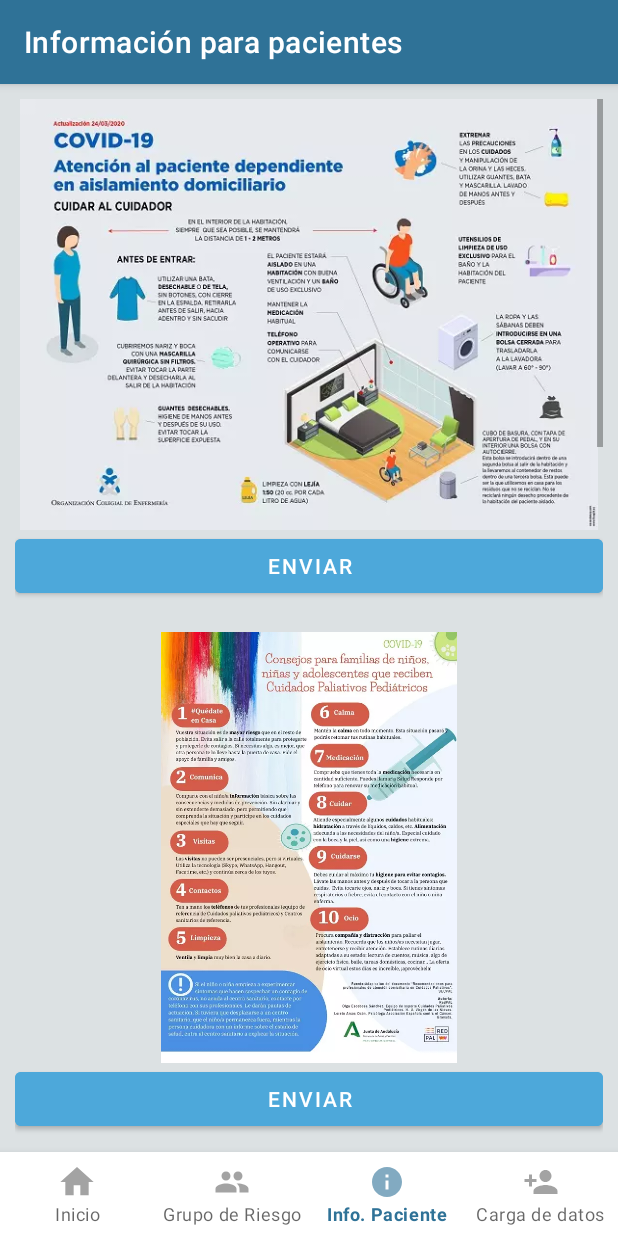
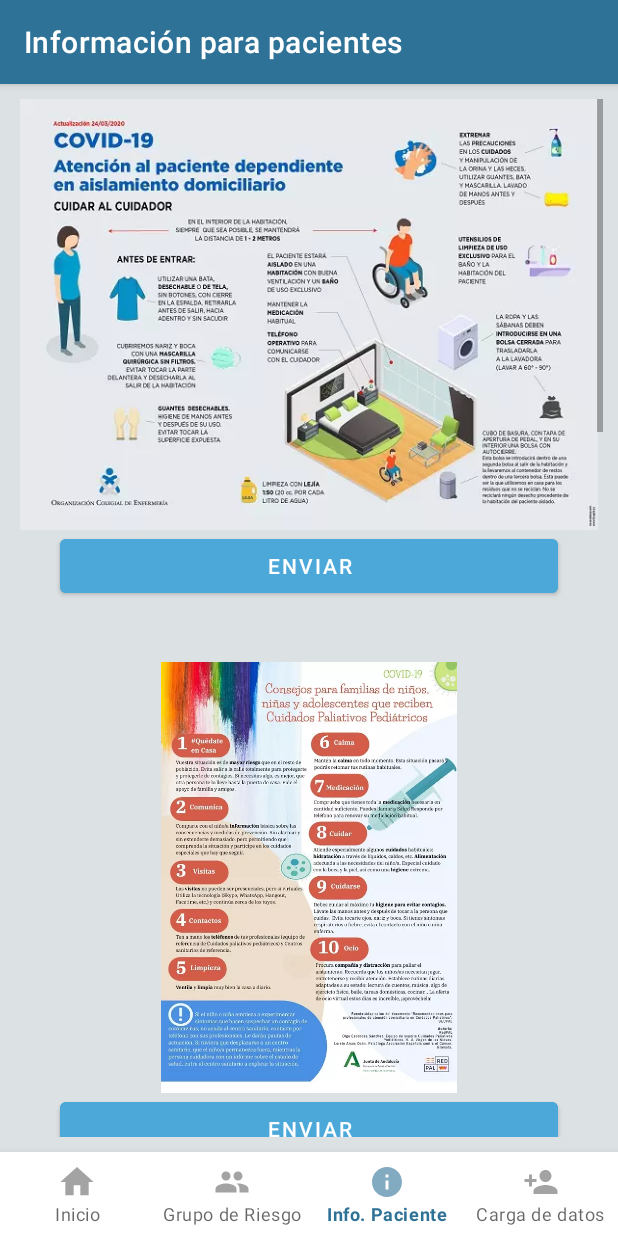
Before and after one commit to welopez/TP-Final-PPC-2021, an Android app: the Screen3Activity screen opened directly, with no data from a screen before it, on a phone screen of 412 x 824 dp. Run offline under Robolectric (Android 15) with nearby library versions, the phone set to English and light mode, and no system bars; network calls fail.

Commit message:
Correciones en la vista de info (activity3)

```diff
--- a/app/src/main/java/com/example/ppc_tp_final_lopez/Screen4Activity.java
+++ b/app/src/main/java/com/example/ppc_tp_final_lopez/Screen4Activity.java
@@ -21,7 +21,6 @@ public class Screen4Activity extends AppCompatActivity {
     private EditText ed3;
     private RadioButton rad1;
     private RadioButton rad2;
-    private Boolean selected_radiob;
     private BottomNavigationView bottomNavigationView;
 
     Context context = this;
@@ -61,12 +60,6 @@ public class Screen4Activity extends AppCompatActivity {
     public void calculateRisk(View view) {
         //Si los inputs estan cargados...
         if (verificarInputs()){
-            if (rad1.isChecked()) {
-                selected_radiob = true;
-            } else if (rad2.isChecked()) {
-                selected_radiob = false;
-            }
-
             Double riesgoProg = Double.parseDouble(ed2.getText().toString());
             Double riesgoRec = Double.parseDouble(ed3.getText().toString());
             Boolean esquema = rad1.isChecked();
--- a/app/src/main/res/layout/activity_screen3.xml
+++ b/app/src/main/res/layout/activity_screen3.xml
@@ -41,7 +41,8 @@
                 android:id="@+id/button_Photo1"
                 android:layout_width="match_parent"
                 android:layout_height="wrap_content"
-                android:layout_marginBottom="20dp"
+                android:layout_marginHorizontal="30dp"
+                android:layout_marginBottom="40dp"
                 android:backgroundTint="@color/Lightest_Blue"
                 android:text="@string/send"
                 android:textColor="@color/white" />
@@ -57,7 +58,8 @@
                 android:id="@+id/button_Photo2"
                 android:layout_width="match_parent"
                 android:layout_height="wrap_content"
-                android:layout_marginBottom="20dp"
+                android:layout_marginHorizontal="30dp"
+                android:layout_marginBottom="40dp"
                 android:backgroundTint="@color/Lightest_Blue"
                 android:text="@string/send"
                 android:textColor="@color/white" />
@@ -73,7 +75,8 @@
                 android:id="@+id/button_Photo3"
                 android:layout_width="match_parent"
                 android:layout_height="wrap_content"
-                android:layout_marginBottom="20dp"
+                android:layout_marginBottom="40dp"
+                android:layout_marginHorizontal="30dp"
                 android:backgroundTint="@color/Lightest_Blue"
                 android:text="@string/send"
                 android:textColor="@color/white" />
@@ -89,14 +92,15 @@
                 android:id="@+id/button_Photo4"
                 android:layout_width="match_parent"
                 android:layout_height="wrap_content"
-                android:layout_marginBottom="20dp"
+                android:layout_marginHorizontal="30dp"
+                android:layout_marginBottom="40dp"
                 android:backgroundTint="@color/Lightest_Blue"
                 android:text="@string/send"
                 android:textColor="@color/white" />
 
             <ImageView
                 android:id="@+id/Photo5"
-                android:layout_width="wrap_content"
+                android:layout_width="match_parent"
                 android:layout_height="287dp"
                 android:contentDescription="@string/imagedescr"
                 app:srcCompat="@drawable/imageppc2" />
@@ -105,7 +109,8 @@
                 android:id="@+id/button_Photo5"
                 android:layout_width="match_parent"
                 android:layout_height="wrap_content"
-                android:layout_marginBottom="20dp"
+                android:layout_marginHorizontal="30dp"
+                android:layout_marginBottom="40dp"
                 android:backgroundTint="@color/Lightest_Blue"
                 android:text="@string/send"
                 android:textColor="@color/white" />
@@ -121,6 +126,7 @@
                 android:id="@+id/button_Photo6"
                 android:layout_width="match_parent"
                 android:layout_height="wrap_content"
+                android:layout_marginHorizontal="30dp"
                 android:backgroundTint="@color/Lightest_Blue"
                 android:text="@string/send"
                 android:textColor="@color/white" />
```
